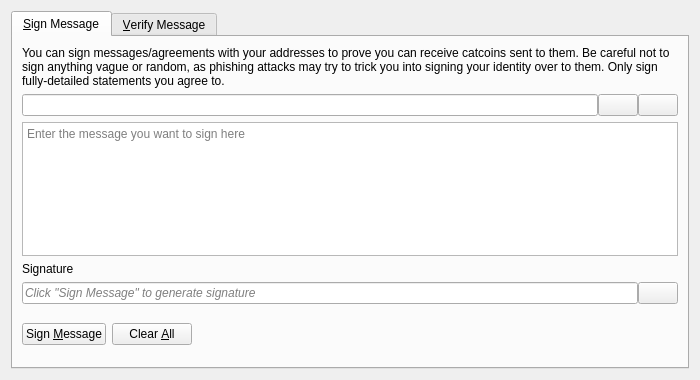
Above: src/qt/forms/signverifymessagedialog.ui from nkpatro/catcoin before the change. Below: the same form after it.
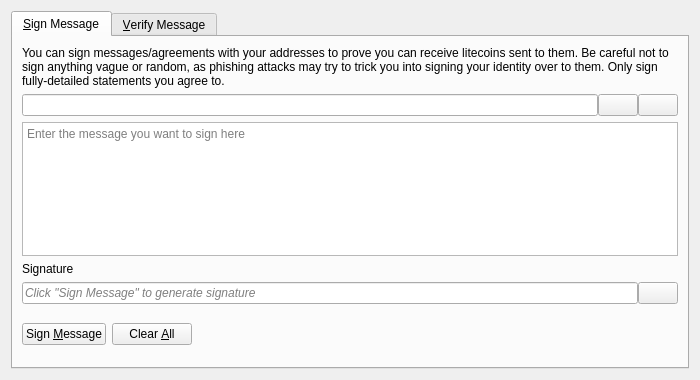
That is the form after the change. Icons and pictures are not drawn. Custom widgets are drawn as their Qt base class.

Commit message: Litecoin: Branding: QT

What changed in the file:
```diff
--- a/src/qt/forms/signverifymessagedialog.ui
+++ b/src/qt/forms/signverifymessagedialog.ui
@@ -30,7 +30,7 @@
        <item>
         <widget class="QLabel" name="infoLabel_SM">
          <property name="text">
-          <string>You can sign messages/agreements with your addresses to prove you can receive catcoins sent to them. Be careful not to sign anything vague or random, as phishing attacks may try to trick you into signing your identity over to them. Only sign fully-detailed statements you agree to.</string>
+          <string>You can sign messages/agreements with your addresses to prove you can receive litecoins sent to them. Be careful not to sign anything vague or random, as phishing attacks may try to trick you into signing your identity over to them. Only sign fully-detailed statements you agree to.</string>
          </property>
          <property name="textFormat">
           <enum>Qt::PlainText</enum>
```
Left out of the diff: 8 changed lines with no effect on the pictures. The commit also changes 25 other files.
